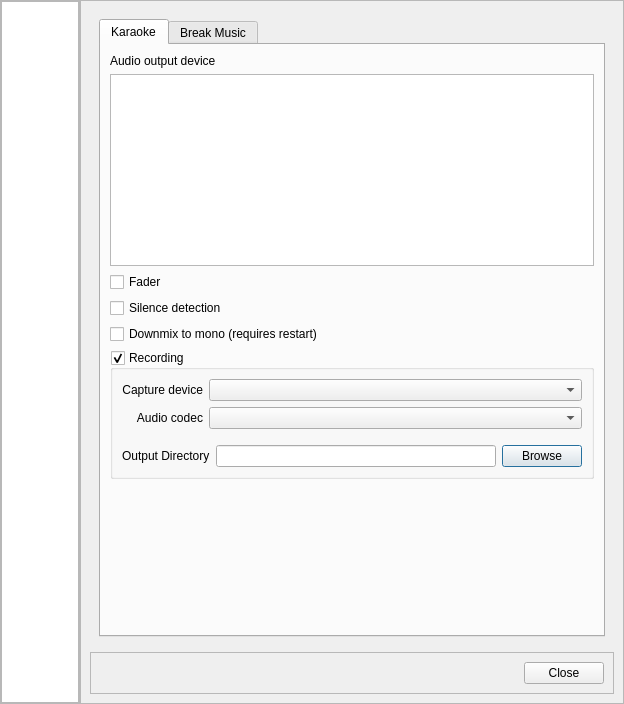
This is OpenKJ/dlgsettings.ui in OpenKJ/OpenKJ as Qt 5 draws it before an edit. The edited form follows.
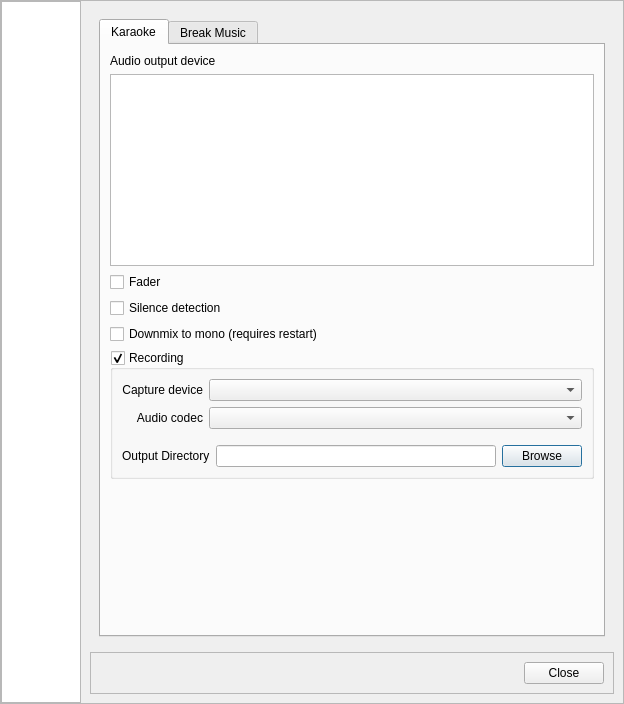
This is the edited form. Icons and pictures are not drawn.

Commit message: Tweak settings form layout

Patch:
```diff
--- a/OpenKJ/dlgsettings.ui
+++ b/OpenKJ/dlgsettings.ui
@@ -123,6 +123,15 @@
         </item>
         <item>
          <widget class="QListWidget" name="listWidget">
+          <property name="minimumSize">
+           <size>
+            <width>84</width>
+            <height>0</height>
+           </size>
+          </property>
+          <property name="sizeAdjustPolicy">
+           <enum>QAbstractScrollArea::AdjustToContents</enum>
+          </property>
           <property name="editTriggers">
            <set>QAbstractItemView::NoEditTriggers</set>
           </property>
```
